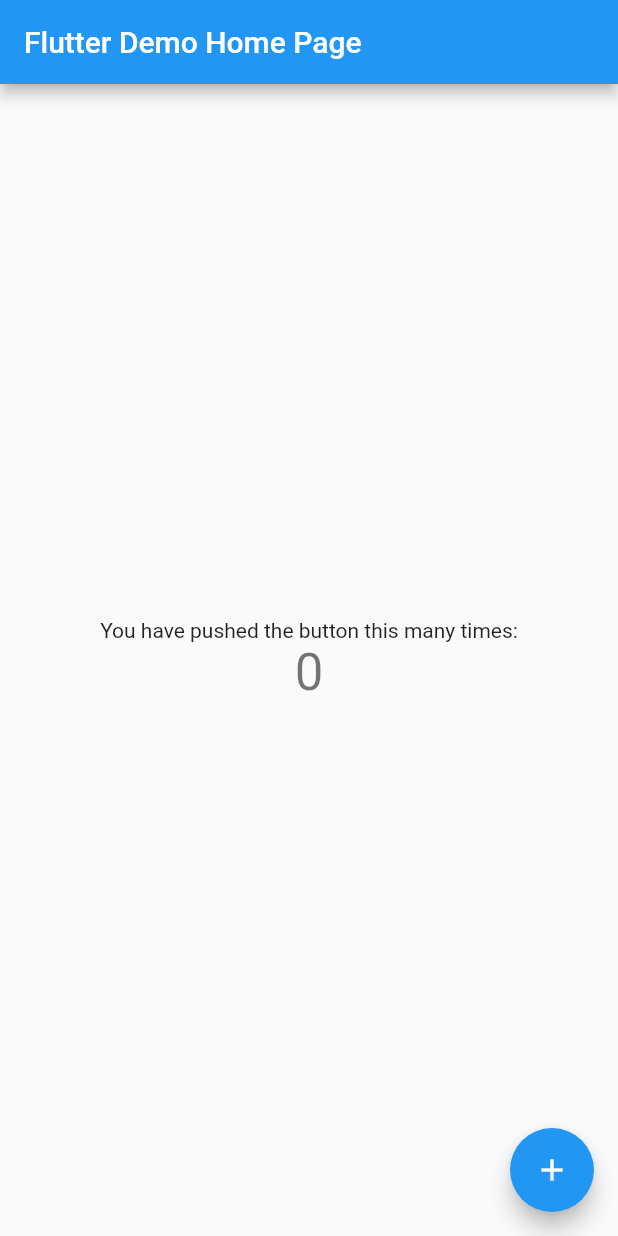
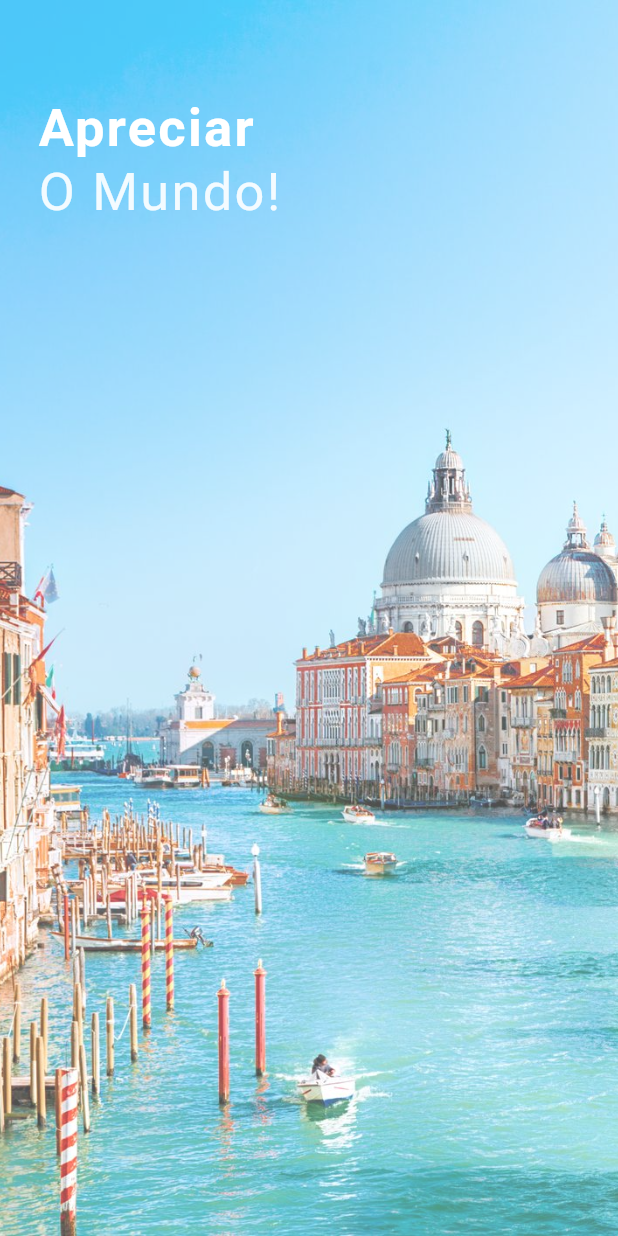
Before and after one commit to caneto/Design-de-interface-de-usu-rio-de-aplicativo-de-viagem-no-Flutter-, a Flutter app: the screen it shows after launch, on a phone screen of 412 x 824 dp. Run offline on Flutter 3.47's test engine with Material 2 defaults, Android fonts, the phone set to English and light mode, and no system bars.

Commit message:
Iniciando Tela Inicial

```diff
--- a/lib/main.dart
+++ b/lib/main.dart
@@ -1,4 +1,6 @@
 import 'package:flutter/material.dart';
+
+import 'screens/welcome_screen.dart';
 
 void main() {
   runApp(const MyApp());
@@ -11,105 +13,13 @@ class MyApp extends StatelessWidget {
   @override
   Widget build(BuildContext context) {
     return MaterialApp(
-      title: 'Flutter Demo',
+      debugShowCheckedModeBanner: false,
+      title: 'Ui de Viagem',
       theme: ThemeData(
-        // This is the theme of your application.
-        //
-        // Try running your application with "flutter run". You'll see the
-        // application has a blue toolbar. Then, without quitting the app, try
-        // changing the primarySwatch below to Colors.green and then invoke
-        // "hot reload" (press "r" in the console where you ran "flutter run",
-        // or simply save your changes to "hot reload" in a Flutter IDE).
-        // Notice that the counter didn't reset back to zero; the application
-        // is not restarted.
-        primarySwatch: Colors.blue,
+         primarySwatch: Colors.blue,
+         scaffoldBackgroundColor: Color(0xFFEDF2F6),
       ),
-      home: const MyHomePage(title: 'Flutter Demo Home Page'),
+      home: WelcomeScreen(),
     );
   }
 }
-
-class MyHomePage extends StatefulWidget {
-  const MyHomePage({super.key, required this.title});
-
-  // This widget is the home page of your application. It is stateful, meaning
-  // that it has a State object (defined below) that contains fields that affect
-  // how it looks.
-
-  // This class is the configuration for the state. It holds the values (in this
-  // case the title) provided by the parent (in this case the App widget) and
-  // used by the build method of the State. Fields in a Widget subclass are
-  // always marked "final".
-
-  final String title;
-
-  @override
-  State<MyHomePage> createState() => _MyHomePageState();
-}
-
-class _MyHomePageState extends State<MyHomePage> {
-  int _counter = 0;
-
-  void _incrementCounter() {
-    setState(() {
-      // This call to setState tells the Flutter framework that something has
-      // changed in this State, which causes it to rerun the build method below
-      // so that the display can reflect the updated values. If we changed
-      // _counter without calling setState(), then the build method would not be
-      // called again, and so nothing would appear to happen.
-      _counter++;
-    });
-  }
-
-  @override
-  Widget build(BuildContext context) {
-    // This method is rerun every time setState is called, for instance as done
-    // by the _incrementCounter method above.
-    //
-    // The Flutter framework has been optimized to make rerunning build methods
-    // fast, so that you can just rebuild anything that needs updating rather
-    // than having to individually change instances of widgets.
-    return Scaffold(
-      appBar: AppBar(
-        // Here we take the value from the MyHomePage object that was created by
-        // the App.build method, and use it to set our appbar title.
-        title: Text(widget.title),
-      ),
-      body: Center(
-        // Center is a layout widget. It takes a single child and positions it
-        // in the middle of the parent.
-        child: Column(
-          // Column is also a layout widget. It takes a list of children and
-          // arranges them vertically. By default, it sizes itself to fit its
-          // children horizontally, and tries to be as tall as its parent.
-          //
-          // Invoke "debug painting" (press "p" in the console, choose the
-          // "Toggle Debug Paint" action from the Flutter Inspector in Android
-          // Studio, or the "Toggle Debug Paint" command in Visual Studio Code)
-          // to see the wireframe for each widget.
-          //
-          // Column has various properties to control how it sizes itself and
-          // how it positions its children. Here we use mainAxisAlignment to
-          // center the children vertically; the main axis here is the vertical
-          // axis because Columns are vertical (the cross axis would be
-          // horizontal).
-          mainAxisAlignment: MainAxisAlignment.center,
-          children: <Widget>[
-            const Text(
-              'You have pushed the button this many times:',
-            ),
-            Text(
-              '$_counter',
-              style: Theme.of(context).textTheme.headline4,
-            ),
-          ],
-        ),
-      ),
-      floatingActionButton: FloatingActionButton(
-        onPressed: _incrementCounter,
-        tooltip: 'Increment',
-        child: const Icon(Icons.add),
-      ), // This trailing comma makes auto-formatting nicer for build methods.
-    );
-  }
-}
--- /dev/null
+++ b/lib/screens/welcome_screen.dart
@@ -0,0 +1,51 @@
+import 'package:flutter/material.dart';
+
+class WelcomeScreen extends StatelessWidget {
+  const WelcomeScreen({Key? key}) : super(key: key);
+
+  @override
+  Widget build(BuildContext context) {
+    return Container(
+      decoration: const BoxDecoration(
+          image: DecorationImage(
+        image: AssetImage('images/bg.jpg'),
+        fit: BoxFit.cover,
+        opacity: 0.7,
+      )),
+      child: Material(
+        color: Colors.transparent,
+        child: SafeArea(
+          child: Padding(
+            padding: const EdgeInsets.symmetric(vertical: 65, horizontal: 25),
+            child: Column(
+              crossAxisAlignment: CrossAxisAlignment.start,
+              children: [
+                const Text(
+                  'Apreciar',
+                  style: TextStyle(
+                    color: Colors.white,
+                    fontSize: 35,
+                    fontWeight: FontWeight.bold,
+                    letterSpacing: 1.5,
+                  ),
+                ),
+                const SizedBox(
+                  height: 2,
+                ),
+                Text(
+                  'O Mundo!',
+                  style: TextStyle(
+                    color: Colors.white.withOpacity(0.9),
+                    fontSize: 35,
+                    fontWeight: FontWeight.w400,
+                    letterSpacing: 1.5,
+                  ),
+                ),
+              ],
+            ),
+          ),
+        ),
+      ),
+    );
+  }
+}
--- a/pubspec.yaml
+++ b/pubspec.yaml
@@ -60,9 +60,8 @@ flutter:
   uses-material-design: true
 
   # To add assets to your application, add an assets section, like this:
-  # assets:
-  #   - images/a_dot_burr.jpeg
-  #   - images/a_dot_ham.jpeg
+  assets:
+    - images/
 
   # An image asset can refer to one or more resolution-specific "variants", see
   # https://flutter.dev/assets-and-images/#resolution-aware
```
Also changed, not shown: images/bg.jpg (added), images/city1.jpg (added), images/city2.jpg (added), images/city3.jpg (added), images/city4.jpg (added), images/city5.jpg (added), images/city6.jpg (added).
